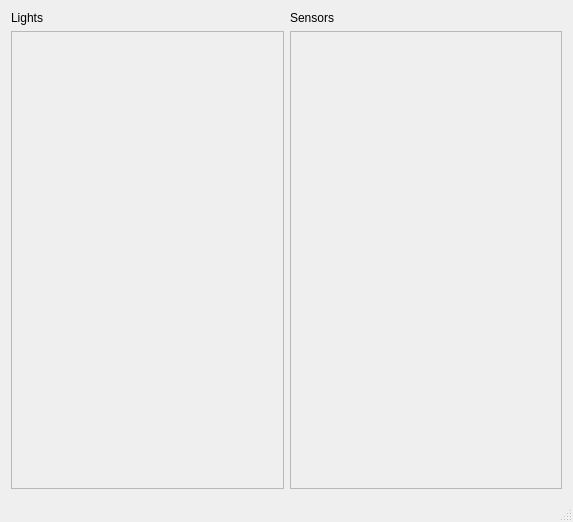
Before: the Qt Designer form LightControl.ui in CaptainCoke/LightControl, drawn with Qt 5.
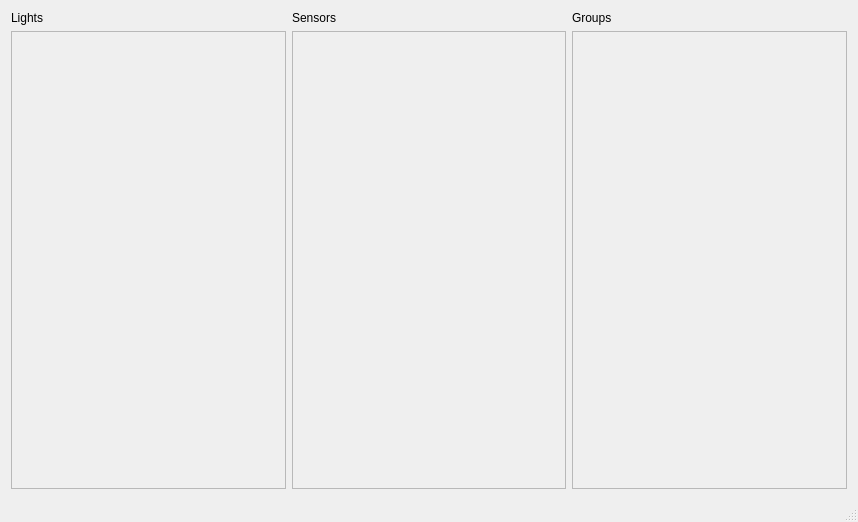
After: the same form once the commit is applied.

Commit message: Added LightGroupWidget and show available groups in GUI

Diff of the .ui file:
```diff
--- a/LightControl.ui
+++ b/LightControl.ui
@@ -6,7 +6,7 @@
    <rect>
     <x>0</x>
     <y>0</y>
-    <width>573</width>
+    <width>858</width>
     <height>522</height>
    </rect>
   </property>
@@ -15,40 +15,6 @@
   </property>
   <widget class="QWidget" name="centralWidget">
    <layout class="QGridLayout" name="gridLayout">
-    <item row="1" column="1">
-     <widget class="QScrollArea" name="sensorsArea">
-      <property name="widgetResizable">
-       <bool>true</bool>
-      </property>
-      <widget class="QWidget" name="sensorsWidget">
-       <property name="geometry">
-        <rect>
-         <x>0</x>
-         <y>0</y>
-         <width>272</width>
-         <height>457</height>
-        </rect>
-       </property>
-      </widget>
-     </widget>
-    </item>
-    <item row="1" column="0">
-     <widget class="QScrollArea" name="lightsArea">
-      <property name="widgetResizable">
-       <bool>true</bool>
-      </property>
-      <widget class="QWidget" name="lightsWidget">
-       <property name="geometry">
-        <rect>
-         <x>0</x>
-         <y>0</y>
-         <width>273</width>
-         <height>457</height>
-        </rect>
-       </property>
-      </widget>
-     </widget>
-    </item>
     <item row="0" column="0">
      <widget class="QLabel" name="label">
       <property name="text">
@@ -56,6 +22,40 @@
       </property>
      </widget>
     </item>
+    <item row="1" column="0">
+     <widget class="QScrollArea" name="lightsArea">
+      <property name="widgetResizable">
+       <bool>true</bool>
+      </property>
+      <widget class="QWidget" name="lightsWidget">
+       <property name="geometry">
+        <rect>
+         <x>0</x>
+         <y>0</y>
+         <width>274</width>
+         <height>457</height>
+        </rect>
+       </property>
+      </widget>
+     </widget>
+    </item>
+    <item row="1" column="1">
+     <widget class="QScrollArea" name="sensorsArea">
+      <property name="widgetResizable">
+       <bool>true</bool>
+      </property>
+      <widget class="QWidget" name="sensorsWidget">
+       <property name="geometry">
+        <rect>
+         <x>0</x>
+         <y>0</y>
+         <width>274</width>
+         <height>457</height>
+        </rect>
+       </property>
+      </widget>
+     </widget>
+    </item>
     <item row="0" column="1">
      <widget class="QLabel" name="label_2">
       <property name="text">
@@ -63,6 +63,30 @@
       </property>
      </widget>
     </item>
+    <item row="1" column="2">
+     <widget class="QScrollArea" name="groupArea">
+      <property name="widgetResizable">
+       <bool>true</bool>
+      </property>
+      <widget class="QWidget" name="groupsWidget">
+       <property name="geometry">
+        <rect>
+         <x>0</x>
+         <y>0</y>
+         <width>274</width>
+         <height>457</height>
+        </rect>
+       </property>
+      </widget>
+     </widget>
+    </item>
+    <item row="0" column="2">
+     <widget class="QLabel" name="label_3">
+      <property name="text">
+       <string>Groups</string>
+      </property>
+     </widget>
+    </item>
    </layout>
   </widget>
   <widget class="QStatusBar" name="statusBar"/>
```
The commit also changes 10 other files.
